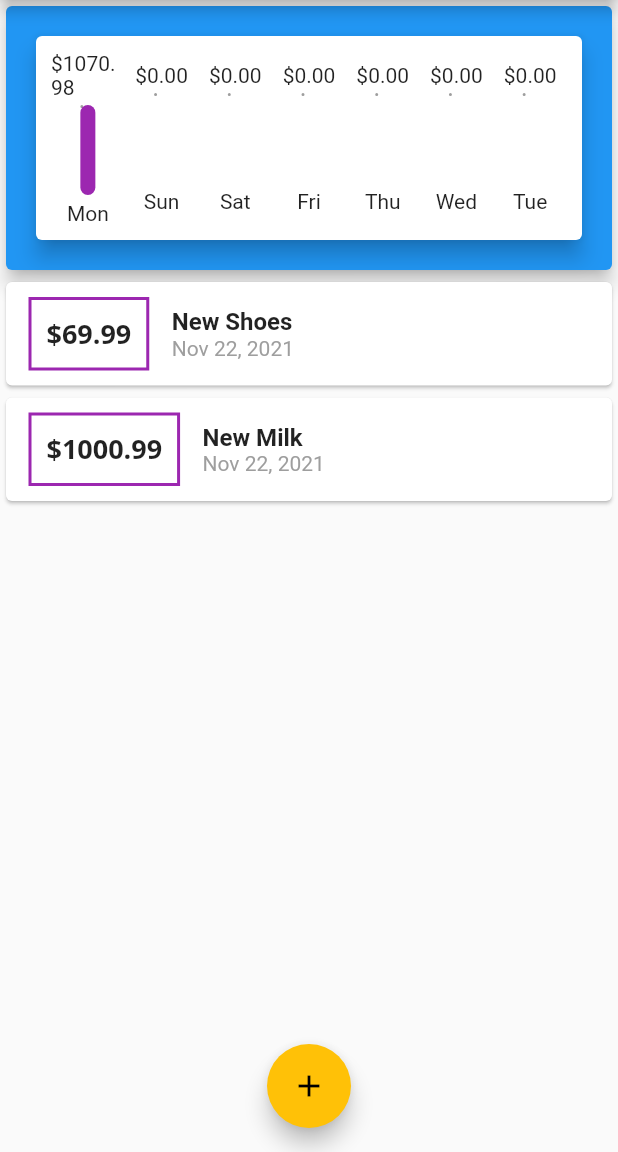
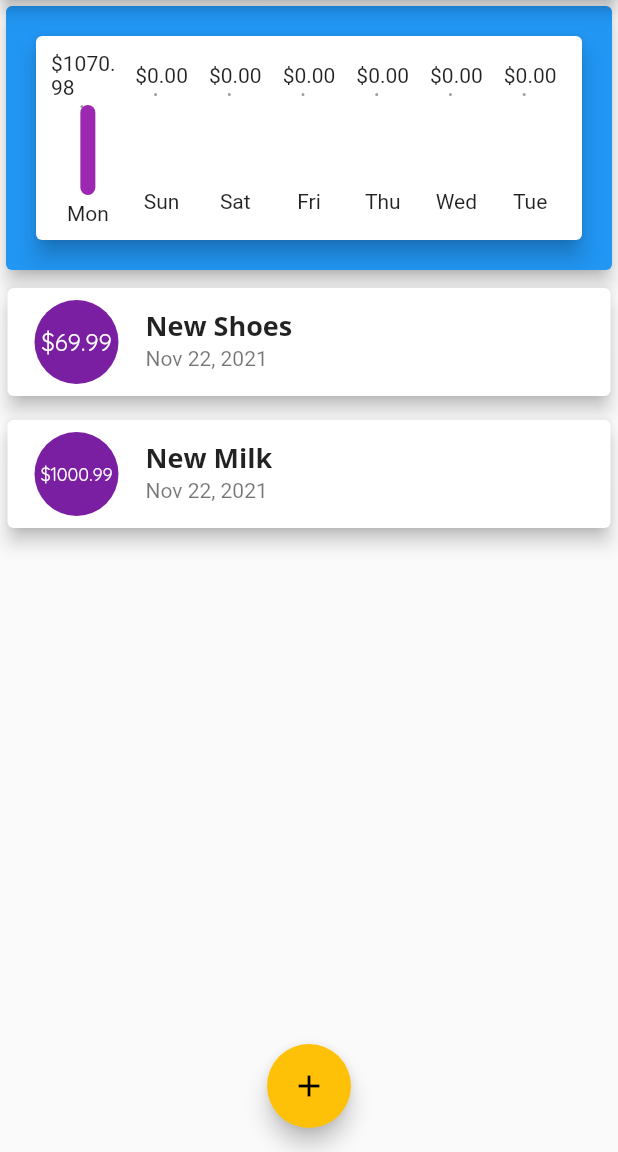
Before and after one commit to HHHMHA/expense-tracker, a Flutter app: the screen it shows after launch, on a phone screen of 412 x 824 dp, the part 84-1236 px from its top. Run offline on Flutter 3.47's test engine with Material 2 defaults, Android fonts, the phone set to English and light mode, and no system bars; our stand-ins replace flutter_conditional_rendering.

Commit message:
Update Transaction Widget Style

```diff
--- a/lib/widgets/transaction_widget.dart
+++ b/lib/widgets/transaction_widget.dart
@@ -1,6 +1,5 @@
 import 'package:expense_tracker/common/constants.dart';
 import 'package:expense_tracker/models/transaction.dart';
-import 'package:expense_tracker/widgets/ui/border_box.dart';
 import 'package:flutter/material.dart';
 import 'package:intl/intl.dart';
 
@@ -14,28 +13,32 @@ class TransactionWidget extends StatelessWidget {
   @override
   Widget build(BuildContext context) {
     return Card(
-      child: Row(
-        children: [
-          BorderBox(
-            child: Text(
-              '\$${transaction.amount.toStringAsFixed(Constants.defaultPrecession)}',
-              style: Theme.of(context).textTheme.headline6,
+      elevation: 5,
+      margin: EdgeInsets.symmetric(
+        vertical: 8,
+        horizontal: 5,
+      ),
+      child: ListTile(
+        leading: CircleAvatar(
+          radius: 30,
+          child: Padding(
+            padding: const EdgeInsets.all(6.0),
+            child: FittedBox(
+              child: Text(
+                '\$${transaction.amount.toStringAsFixed(Constants.defaultPrecession)}',
+              ),
             ),
           ),
-          Column(crossAxisAlignment: CrossAxisAlignment.start, children: [
-            Text(
-              transaction.title,
-              style: TextStyle(
-                fontSize: Styles.defaultFontSize,
-                fontWeight: FontWeight.bold,
-              ),
-            ),
-            Text(
-              DateFormat.yMMMd().format(transaction.date),
-              style: TextStyle(color: Colors.grey),
-            ),
-          ]),
-        ],
+        ),
+        title: Text(
+          transaction.title,
+          style: Theme.of(context).textTheme.headline6,
+        ),
+        subtitle: Text(
+          DateFormat.yMMMd().format(
+            transaction.date,
+          ),
+        ),
       ),
     );
   }
```
